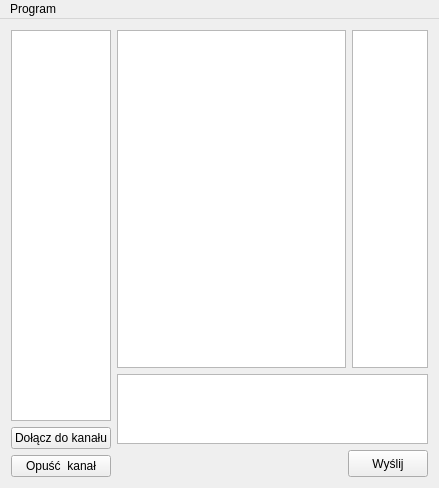
First picture: the form in client/mainwindow.ui, repository eplightning/yet-another-irc-clone, before the edit.
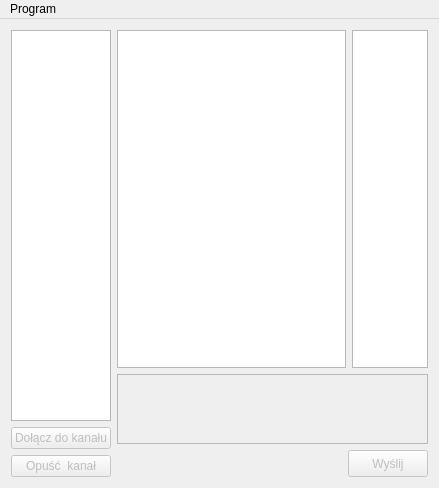
Second picture: the form after the edit.

Patch:
```diff
--- a/client/mainwindow.ui
+++ b/client/mainwindow.ui
@@ -27,14 +27,20 @@
          </widget>
         </item>
         <item>
-         <widget class="QPushButton" name="pushButton">
+         <widget class="QPushButton" name="channelJoiningButton">
+          <property name="enabled">
+           <bool>false</bool>
+          </property>
           <property name="text">
            <string>Dołącz do kanału</string>
           </property>
          </widget>
         </item>
         <item>
-         <widget class="QPushButton" name="pushButton_2">
+         <widget class="QPushButton" name="channelLeavingButton">
+          <property name="enabled">
+           <bool>false</bool>
+          </property>
           <property name="text">
            <string>Opuść  kanał</string>
           </property>
@@ -69,6 +75,9 @@
           </item>
           <item>
            <widget class="QTextEdit" name="chatEditBox">
+            <property name="enabled">
+             <bool>false</bool>
+            </property>
             <property name="styleSheet">
              <string notr="true"/>
             </property>
@@ -106,6 +115,9 @@
           </item>
           <item>
            <widget class="QPushButton" name="sendingButton">
+            <property name="enabled">
+             <bool>false</bool>
+            </property>
             <property name="minimumSize">
              <size>
               <width>80</width>
@@ -144,7 +156,7 @@
      <x>0</x>
      <y>0</y>
      <width>439</width>
-     <height>27</height>
+     <height>20</height>
     </rect>
    </property>
    <widget class="QMenu" name="menuProgram">
```
Left out of the diff: 19 changed lines with no effect on the pictures.
